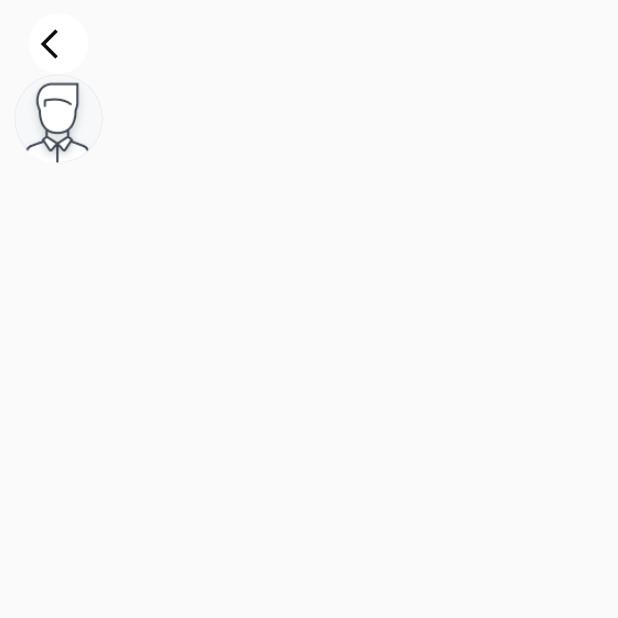
After one commit to priyam2531/rapido, a Flutter app: the ProfileEdit screen opened directly, on a phone screen of 412 x 824 dp, the top half of it. The commit adds this screen. Run offline on Flutter 3.47's test engine with Material 2 defaults, Android fonts, the phone set to English and light mode, and no system bars.

Commit message:
[PMC]-priya profilepage

```diff
--- a/lib/constant/app_images.dart
+++ b/lib/constant/app_images.dart
@@ -3,4 +3,5 @@ class AppImages{
   static const String taxi = "assets/pilot-taxi 1.png";
   static const String delivary = "assets/dilivary.png";
   static const String profile = "assets/profile.png";
+  static const String userpic= "assets/user_photo.png";
 }
--- /dev/null
+++ b/lib/constant/margin_page.dart
@@ -0,0 +1,14 @@
+class AppMargin{
+  static double marginSize5 = 5.0;
+  static double marginSize8 = 8.0;
+  static double marginSize9 = 9.0;
+  static double marginSize10 = 10.0;
+  static double marginSize11= 11.0;
+  static double marginSize12 = 12.0;
+  static double marginSize13 = 13.0;
+  static double marginSize14 = 14.0;
+  static double marginSize15 = 15.0;
+  static double marginSize16 = 16.0;
+  static double marginSize30 = 30.0;
+  static double marginSize60 = 60.0;
+}
--- /dev/null
+++ b/lib/pages/profile/profile_edit.dart
@@ -0,0 +1,37 @@
+import 'package:flutter/material.dart';
+import 'package:rapido/constant/app_color.dart';
+import 'package:rapido/constant/app_images.dart';
+import 'package:rapido/constant/icon_page.dart';
+import 'package:rapido/constant/margin_page.dart';
+
+class ProfileEdit extends StatefulWidget {
+  const ProfileEdit({Key? key}) : super(key: key);
+
+  @override
+  State<ProfileEdit> createState() => _ProfileEditState();
+}
+
+class _ProfileEditState extends State<ProfileEdit> {
+  @override
+  Widget build(BuildContext context) {
+    return Scaffold(
+      body: Padding(
+        padding: EdgeInsets.all(AppMargin.marginSize9),
+        child: Column(children: [
+          Container(
+              width: 40,
+              height: 40,
+              decoration: const BoxDecoration(
+                  shape: BoxShape.circle, color: AppColor.white),
+              child: Center(child: Center(child: AppIcon.backarrow))),
+          Container(
+              width: 60,
+              height: 60,
+              decoration: const BoxDecoration(
+                  shape: BoxShape.circle, color: AppColor.white),
+              child: Image.asset(AppImages.userpic)),
+        ]),
+      ),
+    );
+  }
+}
```
Also changed, not shown: lib/pages/profile/user_page.dart (+31 -82 lines), assets/user_photo.png (added).
